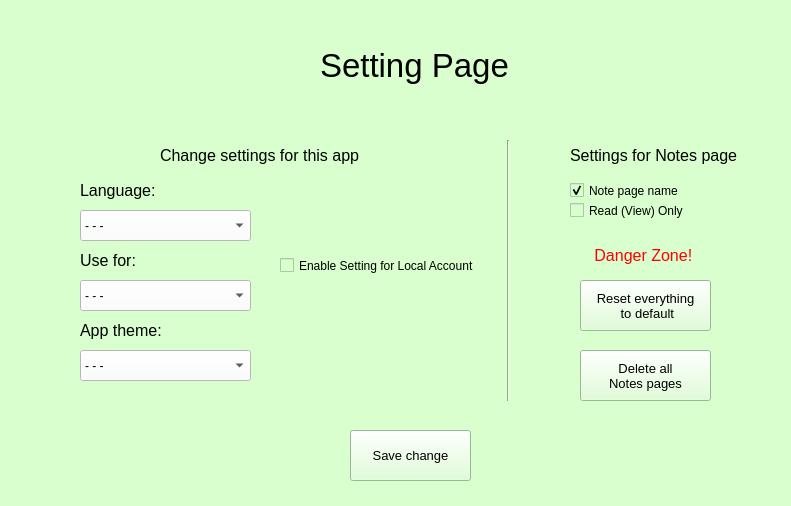
Old version of the form PTI/SPCK/GUI/setting.ui in the repository GreenSystemDuy08/TL-C4K-PTI01.
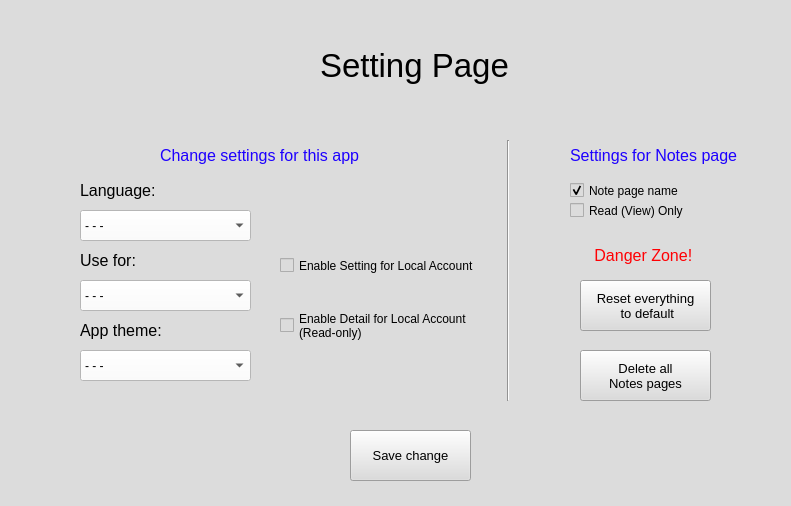
New version of the form.

Patch:
```diff
--- a/PTI/SPCK/GUI/setting.ui
+++ b/PTI/SPCK/GUI/setting.ui
@@ -14,7 +14,7 @@
    <string>MainWindow</string>
   </property>
   <property name="styleSheet">
-   <string notr="true">background-color: rgb(216, 255, 205);</string>
+   <string notr="true">background-color: rgb(220, 220, 220);</string>
   </property>
   <property name="unifiedTitleAndToolBarOnMac">
    <bool>true</bool>
@@ -98,6 +98,9 @@
       <pointsize>12</pointsize>
      </font>
     </property>
+    <property name="styleSheet">
+     <string notr="true"/>
+    </property>
     <property name="text">
      <string>Language:</string>
     </property>
@@ -231,6 +234,9 @@
       <pointsize>12</pointsize>
      </font>
     </property>
+    <property name="styleSheet">
+     <string notr="true">color: rgb(29, 0, 255);</string>
+    </property>
     <property name="text">
      <string>Settings for Notes page</string>
     </property>
@@ -380,10 +386,38 @@
       <pointsize>12</pointsize>
      </font>
     </property>
+    <property name="styleSheet">
+     <string notr="true">color: rgb(29, 0, 255);</string>
+    </property>
     <property name="text">
      <string>Change settings for this app</string>
     </property>
    </widget>
+   <widget class="QCheckBox" name="chb_enable_2">
+    <property name="geometry">
+     <rect>
+      <x>280</x>
+      <y>310</y>
+      <width>201</width>
+      <height>31</height>
+     </rect>
+    </property>
+    <property name="font">
+     <font>
+      <pointsize>9</pointsize>
+     </font>
+    </property>
+    <property name="text">
+     <string>Enable Detail for Local Account
+(Read-only)</string>
+    </property>
+    <property name="checkable">
+     <bool>true</bool>
+    </property>
+    <property name="checked">
+     <bool>false</bool>
+    </property>
+   </widget>
    <zorder>label_7</zorder>
    <zorder>label</zorder>
    <zorder>label_4</zorder>
```
Left out of the diff: 13 changed lines with no effect on the pictures.
